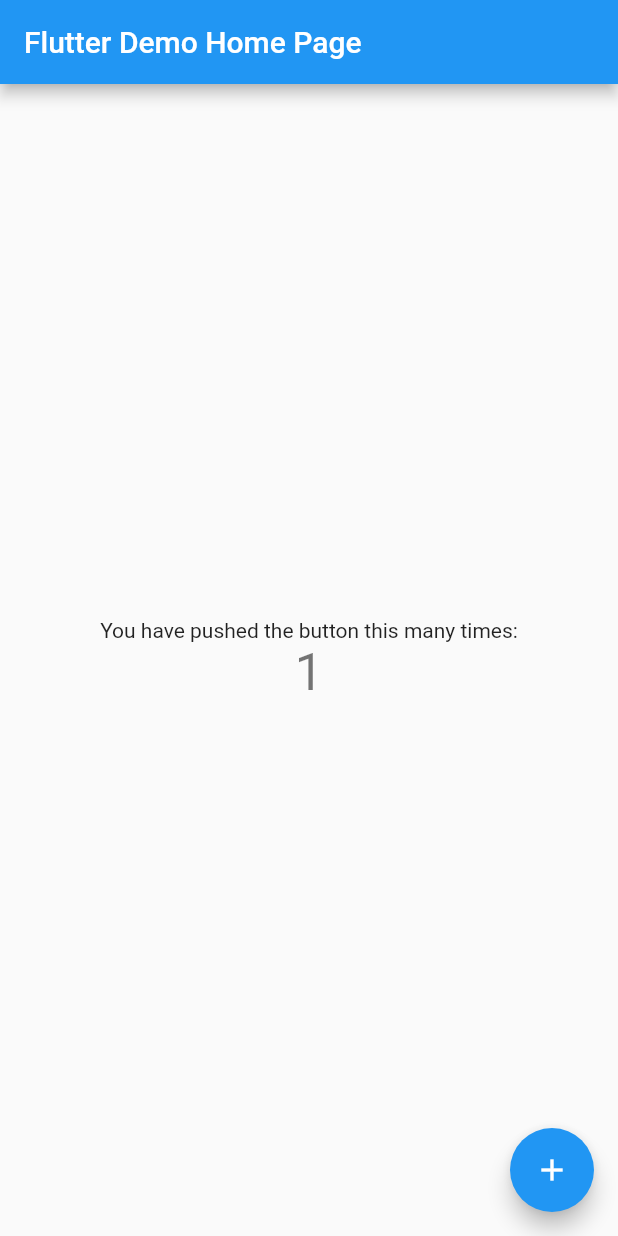
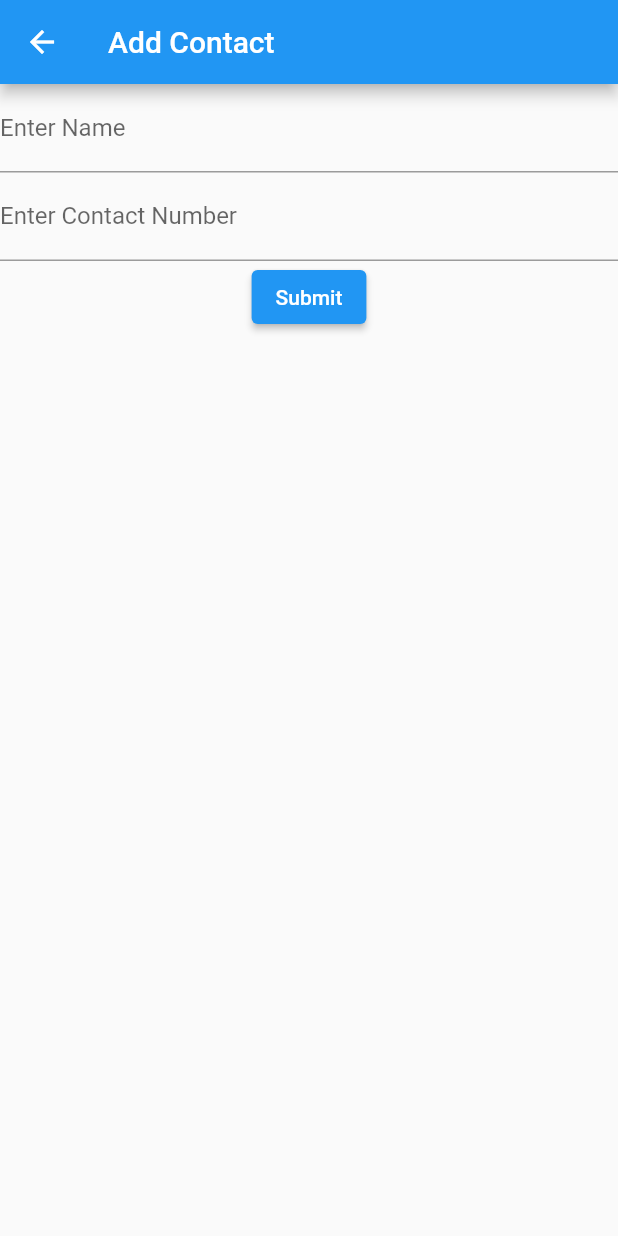
Before and after one commit to Priyanka-droid/Flutter_ContactManagement_App, a Flutter app: the screen it shows after launch, after a tap on the "add" icon, on a phone screen of 412 x 824 dp. Run offline on Flutter 3.47's test engine with Material 2 defaults, Android fonts, the phone set to English and light mode, and no system bars; our stand-ins replace contacts_service, permission_handler.

Commit message:
add, updtae, delete functionalities implemented

```diff
--- /dev/null
+++ b/flutter_contact/lib/contact_management_provider.dart
@@ -0,0 +1,42 @@
+import 'package:flutter/material.dart';
+import 'package:provider/provider.dart';
+import 'package:contacts_service/contacts_service.dart';
+import 'package:permission_handler/permission_handler.dart';
+
+class ContactListProvider extends ChangeNotifier {
+  List<Contact> contactList = [];
+  ContactListProvider() {
+    loadContacts();
+  }
+  void loadContacts() async {
+    bool permissionGranted = await Permission.contacts.request().isGranted;
+    if (permissionGranted) {
+      List<Contact> contacts = await ContactsService.getContacts();
+      contactList = contacts;
+      print(contacts.length);
+    } else {
+      contactList = [];
+    }
+    notifyListeners();
+  }
+
+  void deleteContact(int index) async {
+    // await ContactsService.deleteContact(contact);
+    contactList.removeAt(index);
+    notifyListeners();
+  }
+
+  void addContact(Contact contact) async {
+    // await ContactsService.addContact(contact);
+    contactList.add(contact);
+    notifyListeners();
+  }
+
+  void updateContact(int index, Contact contact) async {
+    // await ContactsService.updateContact(contact);
+    contactList[index] = contact;
+    notifyListeners();
+  }
+
+  List<Contact> get getContactList => contactList;
+}
--- a/flutter_contact/lib/main.dart
+++ b/flutter_contact/lib/main.dart
@@ -1,115 +1,13 @@
+import 'package:contacts_service/contacts_service.dart';
 import 'package:flutter/material.dart';
+import 'package:flutter_contact/contact_management_provider.dart';
+import 'package:flutter_contact/screens/home_screen/views/home_page.dart';
+import 'package:provider/provider.dart';
+import 'package:flutter/src/widgets/navigator.dart';
 
 void main() {
-  runApp(const MyApp());
+  runApp(ChangeNotifierProvider<ContactListProvider>(
+      create: (context) => ContactListProvider(),
+      child: MaterialApp(
+          title: 'Contact Management App', home: ContactManagement())));
 }
-
-class MyApp extends StatelessWidget {
-  const MyApp({Key? key}) : super(key: key);
-
-  // This widget is the root of your application.
-  @override
-  Widget build(BuildContext context) {
-    return MaterialApp(
-      title: 'Flutter Demo',
-      theme: ThemeData(
-        // This is the theme of your application.
-        //
-        // Try running your application with "flutter run". You'll see the
-        // application has a blue toolbar. Then, without quitting the app, try
-        // changing the primarySwatch below to Colors.green and then invoke
-        // "hot reload" (press "r" in the console where you ran "flutter run",
-        // or simply save your changes to "hot reload" in a Flutter IDE).
-        // Notice that the counter didn't reset back to zero; the application
-        // is not restarted.
-        primarySwatch: Colors.blue,
-      ),
-      home: const MyHomePage(title: 'Flutter Demo Home Page'),
-    );
-  }
-}
-
-class MyHomePage extends StatefulWidget {
-  const MyHomePage({Key? key, required this.title}) : super(key: key);
-
-  // This widget is the home page of your application. It is stateful, meaning
-  // that it has a State object (defined below) that contains fields that affect
-  // how it looks.
-
-  // This class is the configuration for the state. It holds the values (in this
-  // case the title) provided by the parent (in this case the App widget) and
-  // used by the build method of the State. Fields in a Widget subclass are
-  // always marked "final".
-
-  final String title;
-
-  @override
-  State<MyHomePage> createState() => _MyHomePageState();
-}
-
-class _MyHomePageState extends State<MyHomePage> {
-  int _counter = 0;
-
-  void _incrementCounter() {
-    setState(() {
-      // This call to setState tells the Flutter framework that something has
-      // changed in this State, which causes it to rerun the build method below
-      // so that the display can reflect the updated values. If we changed
-      // _counter without calling setState(), then the build method would not be
-      // called again, and so nothing would appear to happen.
-      _counter++;
-    });
-  }
-
-  @override
-  Widget build(BuildContext context) {
-    // This method is rerun every time setState is called, for instance as done
-    // by the _incrementCounter method above.
-    //
-    // The Flutter framework has been optimized to make rerunning build methods
-    // fast, so that you can just rebuild anything that needs updating rather
-    // than having to individually change instances of widgets.
-    return Scaffold(
-      appBar: AppBar(
-        // Here we take the value from the MyHomePage object that was created by
-        // the App.build method, and use it to set our appbar title.
-        title: Text(widget.title),
-      ),
-      body: Center(
-        // Center is a layout widget. It takes a single child and positions it
-        // in the middle of the parent.
-        child: Column(
-          // Column is also a layout widget. It takes a list of children and
-          // arranges them vertically. By default, it sizes itself to fit its
-          // children horizontally, and tries to be as tall as its parent.
-          //
-          // Invoke "debug painting" (press "p" in the console, choose the
-          // "Toggle Debug Paint" action from the Flutter Inspector in Android
-          // Studio, or the "Toggle Debug Paint" command in Visual Studio Code)
-          // to see the wireframe for each widget.
-          //
-          // Column has various properties to control how it sizes itself and
-          // how it positions its children. Here we use mainAxisAlignment to
-          // center the children vertically; the main axis here is the vertical
-          // axis because Columns are vertical (the cross axis would be
-          // horizontal).
-          mainAxisAlignment: MainAxisAlignment.center,
-          children: <Widget>[
-            const Text(
-              'You have pushed the button this many times:',
-            ),
-            Text(
-              '$_counter',
-              style: Theme.of(context).textTheme.headline4,
-            ),
-          ],
-        ),
-      ),
-      floatingActionButton: FloatingActionButton(
-        onPressed: _incrementCounter,
-        tooltip: 'Increment',
-        child: const Icon(Icons.add),
-      ), // This trailing comma makes auto-formatting nicer for build methods.
-    );
-  }
-}
--- /dev/null
+++ b/flutter_contact/lib/screens/add_screen/views/add_contact.dart
@@ -0,0 +1,102 @@
+import 'package:contacts_service/contacts_service.dart';
+import 'package:flutter/material.dart';
+import 'package:provider/provider.dart';
+
+import '../../../contact_management_provider.dart';
+
+class AddContact extends StatelessWidget {
+  @override
+  Widget build(BuildContext context) {
+    return Consumer<ContactListProvider>(
+        builder: (context, contactList, child) {
+      return Scaffold(
+        appBar: AppBar(
+          title: Text('Add Contact'),
+        ),
+        body: AddForm(),
+        // floatingActionButton: FloatingActionButton(
+        //     onPressed: () {
+        //       contactList.addContact(contact);
+        //       Navigator.pop(context);
+        //     },
+        //     child: Text('Add contact')),
+      );
+    });
+  }
+}
+
+class AddForm extends StatefulWidget {
+  const AddForm({Key? key}) : super(key: key);
+
+  @override
+  AddFormState createState() {
+    return AddFormState();
+  }
+}
+
+// Define a corresponding State class.
+// This class holds data related to the form.
+class AddFormState extends State<AddForm> {
+  // Create a global key that uniquely identifies the Form widget
+  // and allows validation of the form.
+  //
+  // Note: This is a `GlobalKey<FormState>`,
+  // not a GlobalKey<AddFormState>.
+  final _formKey = GlobalKey<FormState>();
+  final myController1 = TextEditingController();
+  final myController2 = TextEditingController();
+
+  @override
+  Widget build(BuildContext context) {
+    // Build a Form widget using the _formKey created above.
+    return Consumer<ContactListProvider>(
+        builder: (context, contactList, child) {
+      Contact contact = Contact(givenName: 'Adarsh');
+      return Form(
+        key: _formKey,
+        child: Column(
+          children: <Widget>[
+            // Add TextFormFields and ElevatedButton here.
+            TextFormField(
+              controller: myController1,
+              decoration: InputDecoration(
+                label: Text("Enter Name"),
+              ),
+              // The validator receives the text that the user has entered.
+              validator: (value) {
+                if (value == null || value.isEmpty) {
+                  return 'Please enter some text';
+                }
+                return null;
+              },
+            ),
+            TextFormField(
+              controller: myController2,
+              decoration: InputDecoration(
+                label: Text("Enter Contact Number"),
+              ),
+              // The validator receives the text that the user has entered.
+              validator: (value) {
+                if (value == null || value.isEmpty) {
+                  return 'Please enter some text';
+                }
+                return null;
+              },
+            ),
+            ElevatedButton(
+              onPressed: () {
+                // Validate returns true if the form is valid, or false otherwise.
+                if (_formKey.currentState!.validate()) {
+                  contactList
+                      .addContact(Contact(givenName: myController1.text));
+                  Navigator.pop(context);
+                }
+              },
+              child: const Text('Submit'),
+            ),
+          ],
+        ),
+      );
+    });
+  }
+}
--- /dev/null
+++ b/flutter_contact/lib/screens/home_screen/views/home_page.dart
@@ -0,0 +1,74 @@
+import 'package:flutter/material.dart';
+import 'package:flutter_contact/screens/add_screen/views/add_contact.dart';
+import 'package:flutter_contact/screens/update_screen/views/update_contact.dart';
+import 'package:provider/provider.dart';
+
+import '../../../contact_management_provider.dart';
+
+class ContactManagement extends StatelessWidget {
+  // const ContactManagement({Key? key}) : super(key: key);
+
+  @override
+  Widget build(BuildContext context) {
+    return Scaffold(
+      appBar: AppBar(
+        actions: [
+          IconButton(
+            onPressed: () {
+              Navigator.push(
+                context,
+                MaterialPageRoute(builder: (context) => AddContact()),
+              );
+            },
+            icon: Icon(Icons.add),
+          )
+        ],
+      ),
+      body: displayContactList(),
+    );
+  }
+
+  Widget displayContactList() {
+    return Consumer<ContactListProvider>(
+        builder: (context, contactList, child) {
+      return ListView.builder(
+          key: UniqueKey(),
+          itemCount: contactList.getContactList.length,
+          itemBuilder: (context, index) {
+            return ListTile(
+              onTap: () {
+                Navigator.push(
+                  context,
+                  MaterialPageRoute(builder: (context) => UpdateContact(index)),
+                );
+              },
+              title: Text(
+                contactList.getContactList[index].givenName!,
+                style: TextStyle(color: Colors.black),
+              ),
+              subtitle: Text('subtitle'),
+              trailing: IconButton(
+                  onPressed: () {
+                    showDialog(
+                      context: context,
+                      builder: (ctx) => AlertDialog(
+                        title: Text("Delete contact confirmation"),
+                        content: Text("Do you want to delete this contact"),
+                        actions: <Widget>[
+                          FloatingActionButton(
+                            onPressed: () {
+                              contactList.deleteContact(index);
+                              Navigator.of(ctx).pop();
+                            },
+                            child: Text("Yes"),
+                          ),
+                        ],
+                      ),
+                    );
+                  },
+                  icon: Icon(Icons.delete)),
+            );
+          });
+    });
+  }
+}
--- a/flutter_contact/pubspec.yaml
+++ b/flutter_contact/pubspec.yaml
@@ -29,6 +29,11 @@ environment:
 dependencies:
   flutter:
     sdk: flutter
+  contacts_service: ^0.6.3
+  permission_handler: ^8.3.0
+  provider: ^6.0.2
+
+
 
 
   # The following adds the Cupertino Icons font to your application.
```
Also changed, not shown: flutter_contact/lib/demo.dart (added, +120 -0 lines), flutter_contact/lib/one.dart (added, +97 -0 lines), flutter_contact/lib/screens/update_screen/views/update_contact.dart (added, +108 -0 lines), 2 other files.
